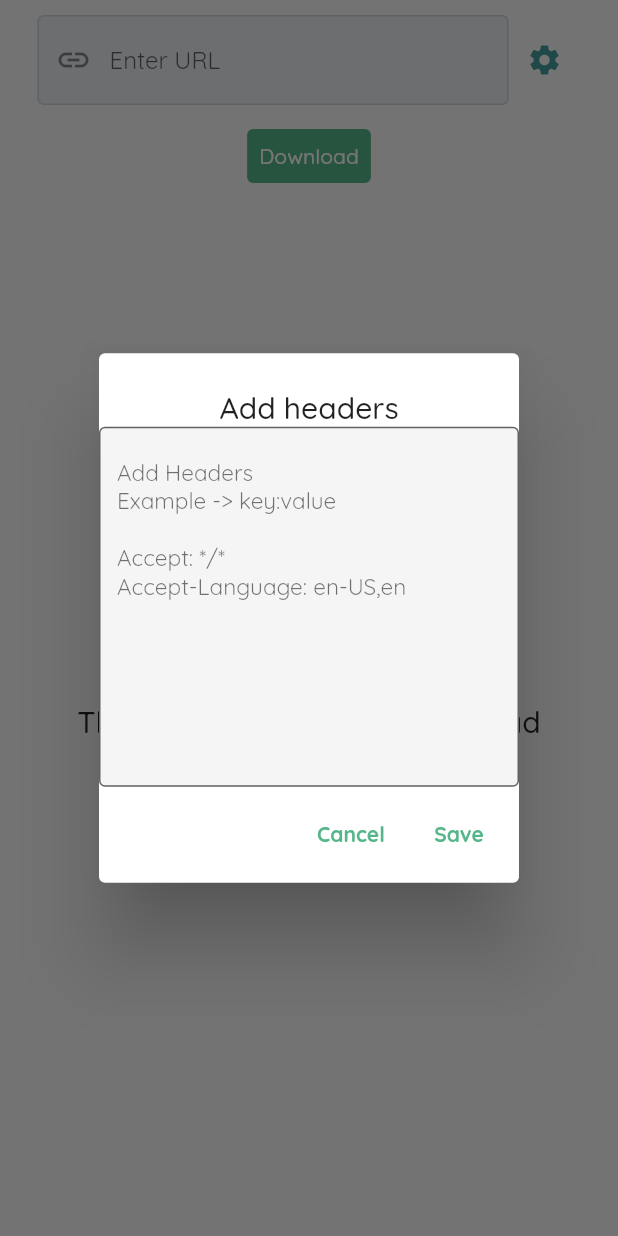
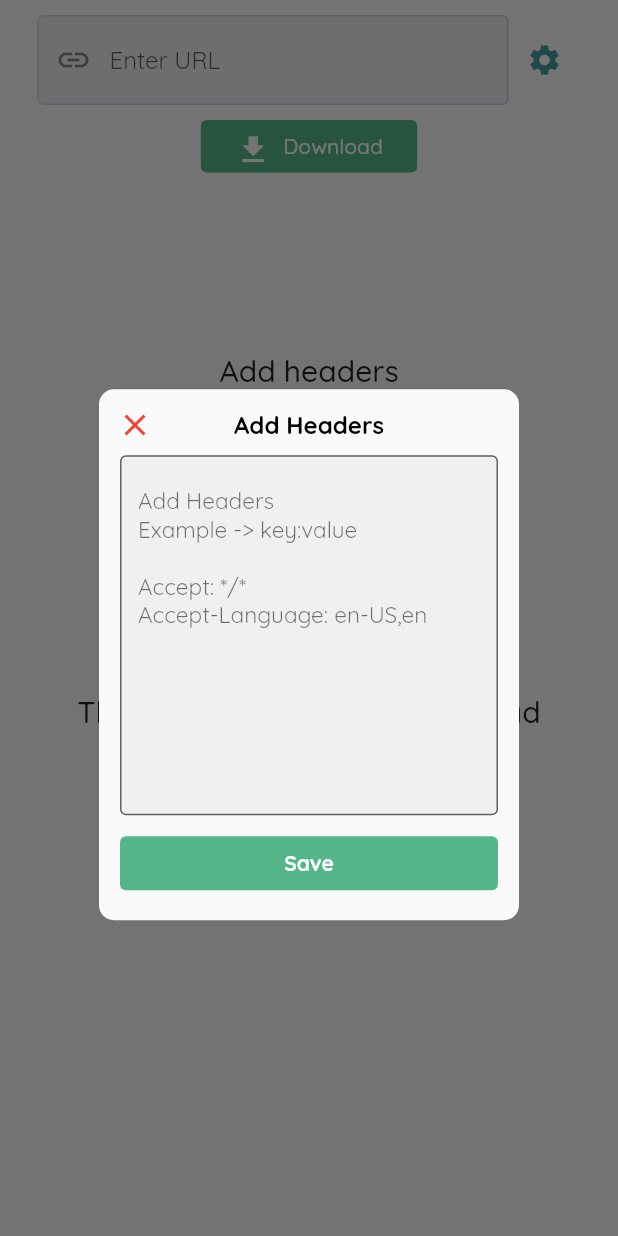
Before and after one commit to X-SLAYER/website-cloner-dart, a Flutter app: the screen it shows after launch, after a tap on the "settings" icon, on a phone screen of 412 x 824 dp. Run offline on Flutter 3.47's test engine with Material 2 defaults, Android fonts, the phone set to English and light mode, and no system bars; our stand-ins replace another_flushbar, auto_size_text, dio, fluttertoast, google_fonts; missing offline and left inert: ez_validator, file_selector, window_size.

Commit message:
fix app header

```diff
--- a/lib/ui/screens/headers.dart
+++ b/lib/ui/screens/headers.dart
@@ -2,14 +2,37 @@ import 'package:flutter/material.dart';
 
 class HeadersText extends StatelessWidget {
   final TextEditingController controller;
+  final VoidCallback onSubmit;
   const HeadersText({
     super.key,
     required this.controller,
+    required this.onSubmit,
   });
 
   @override
   Widget build(BuildContext context) {
-    return TextFormField(
+    return Stack(
+      children: [
+        Container(
+          padding: const EdgeInsets.all(14.0),
+          decoration: BoxDecoration(
+            color: Theme.of(context).scaffoldBackgroundColor,
+            borderRadius: BorderRadius.circular(10.0),
+          ),
+          child: Column(
+            mainAxisSize: MainAxisSize.min,
+            crossAxisAlignment: CrossAxisAlignment.center,
+            children: [
+              const Text(
+                'Add Headers',
+                style: TextStyle(
+                  color: Colors.black,
+                  fontWeight: FontWeight.bold,
+                ),
+              ),
+              const SizedBox(height: 10.0),
+              Flexible(
+                child: TextFormField(
                   controller: controller,
                   maxLines: 10,
                   decoration: const InputDecoration(
@@ -26,6 +49,35 @@ class HeadersText extends StatelessWidget {
                       ),
                     ),
                   ),
+                ),
+              ),
+              const SizedBox(height: 8.0),
+              SizedBox(
+                width: double.infinity,
+                child: TextButton(
+                  style: TextButton.styleFrom(
+                    backgroundColor: Theme.of(context).colorScheme.primary,
+                  ),
+                  onPressed: onSubmit,
+                  child: const Text(
+                    'Save',
+                    style: TextStyle(
+                      fontWeight: FontWeight.bold,
+                      color: Colors.white,
+                    ),
+                  ),
+                ),
+              ),
+            ],
+          ),
+        ),
+        IconButton(
+          onPressed: () {
+            Navigator.pop(context);
+          },
+          icon: const Icon(Icons.close, color: Colors.red),
+        ),
+      ],
     );
   }
 }
--- a/lib/ui/screens/home.dart
+++ b/lib/ui/screens/home.dart
@@ -3,7 +3,6 @@ import 'dart:io';
 
 import 'package:auto_size_text/auto_size_text.dart';
 import 'package:file_selector/file_selector.dart';
-import 'package:intl/intl.dart';
 import 'package:ez_validator/validator/ez_validator_builder.dart';
 import 'package:flutter/material.dart';
 import 'package:website_cloner/constant/regex_list.dart';
@@ -45,20 +44,13 @@ class HomePageState extends State<HomePage> {
       context: context,
       builder: ((context) => StatefulBuilder(builder: (context, setter) {
             return AlertDialog(
+              backgroundColor: Colors.transparent,
+              elevation: 0.0,
               contentPadding: EdgeInsets.zero,
               title: const Center(child: Text('Add headers')),
-              content: HeadersText(controller: headersController),
-              actions: [
-                TextButton(
-                    onPressed: () => Navigator.pop(context),
-                    child: const Text(
-                      'Cancel',
-                      style: TextStyle(
-                        fontWeight: FontWeight.bold,
-                      ),
-                    )),
-                TextButton(
-                    onPressed: () {
+              content: HeadersText(
+                controller: headersController,
+                onSubmit: () {
                   Map<String, String> headers = {};
                   log('headers: ${headersController.text}');
                   if (headersController.text.isNotEmpty) {
@@ -71,13 +63,7 @@ class HomePageState extends State<HomePage> {
                   log('headers: ${DioHandler.headers}');
                   Navigator.pop(context);
                 },
-                    child: const Text(
-                      'Save',
-                      style: TextStyle(
-                        fontWeight: FontWeight.bold,
               ),
-                    )),
-              ],
             );
           })),
     );
@@ -96,10 +82,10 @@ class HomePageState extends State<HomePage> {
   }
 
   void getContent() async {
-    setLoading(true);
     mediaList.value.clear();
     saveDirectory = await getDirectoryPath();
     if (saveDirectory == null) return;
+    setLoading(true);
     Directory(saveDirectory!)
         .create(recursive: true)
         .then((Directory directory) {
@@ -218,11 +204,15 @@ class HomePageState extends State<HomePage> {
     );
   }
 
-  Widget downloadButton() => TextButton(
+  Widget downloadButton() => SizedBox(
+        width: MediaQuery.of(context).size.width * .35,
+        height: 35.0,
+        child: TextButton.icon(
           style: TextButton.styleFrom(
             backgroundColor: Theme.of(context).colorScheme.primary,
           ),
           onPressed: () {
+            if (isLoading) return;
             if (urlValidator(urlController.text) != null) {
               Toastr.showStaticModal(
                 context,
@@ -231,10 +221,10 @@ class HomePageState extends State<HomePage> {
               );
               return;
             }
-          if (isLoading) return;
             getContent();
           },
-        child: isLoading
+          icon: const Icon(Icons.download, color: Colors.white),
+          label: isLoading
               ? const SizedBox(
                   width: 20.0,
                   height: 20.0,
@@ -244,6 +234,7 @@ class HomePageState extends State<HomePage> {
                   'Download',
                   style: TextStyle(
                     color: Colors.white,
+                  ),
                 ),
         ),
       );
```
Lines whose indentation alone changed are shown as unchanged.
